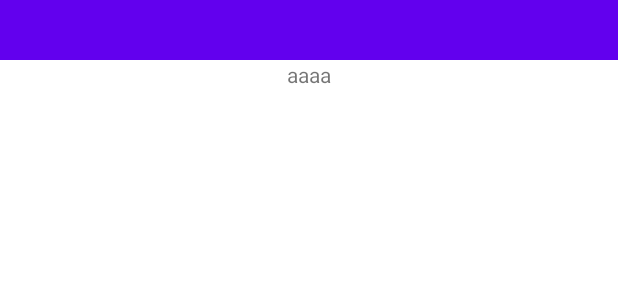
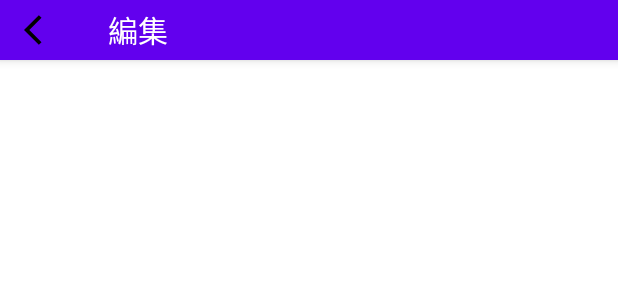
Before and after one commit to tatsuya720/AndroidTodoList, an Android app: the layout fragment_todo_edit.xml on its own in the app's theme, with its tools: preview values and no code run, on a phone screen of 412 x 824 dp. Shown: the top 300 px of the screen. Run offline under Robolectric (Android 15) with nearby library versions, the phone set to English and light mode, and no system bars.

Commit message:
編集画面レイアウト変更

```diff
--- a/edit/build.gradle
+++ b/edit/build.gradle
@@ -44,6 +44,7 @@ dependencies {
     implementation libs.appcompat
     implementation libs.material
     implementation libs.constraintlayout
+    implementation libs.coordinatorlayout
     implementation libs.fragment.ktx
     implementation 'androidx.legacy:legacy-support-v4:1.0.0'
     implementation 'androidx.lifecycle:lifecycle-livedata-ktx:2.3.1'
--- a/edit/src/main/res/layout/fragment_todo_edit.xml
+++ b/edit/src/main/res/layout/fragment_todo_edit.xml
@@ -1,19 +1,25 @@
 <?xml version="1.0" encoding="utf-8"?>
-<androidx.constraintlayout.widget.ConstraintLayout xmlns:android="http://schemas.android.com/apk/res/android"
+<androidx.coordinatorlayout.widget.CoordinatorLayout
+    xmlns:android="http://schemas.android.com/apk/res/android"
     xmlns:app="http://schemas.android.com/apk/res-auto"
     xmlns:tools="http://schemas.android.com/tools"
     android:layout_width="match_parent"
     android:layout_height="match_parent"
     tools:context=".view.EditFragment">
 
-    <com.google.android.material.appbar.MaterialToolbar
-        android:id="@+id/title_bar"
+    <com.google.android.material.appbar.AppBarLayout
         android:layout_width="match_parent"
-        android:layout_height="40dp"
-        android:background="?attr/colorPrimary"
-        app:layout_constraintEnd_toEndOf="parent"
-        app:layout_constraintStart_toStartOf="parent"
-        app:layout_constraintTop_toTopOf="parent" />
+        android:layout_height="wrap_content">
+
+        <com.google.android.material.appbar.MaterialToolbar
+            android:id="@+id/title_bar"
+            app:title="@string/edit"
+            android:layout_width="match_parent"
+            android:layout_height="40dp"
+            app:navigationIcon="@drawable/ic_baseline_arrow_back_ios_24"
+            style="@style/Widget.MaterialComponents.Toolbar.Primary"/>
+
+    </com.google.android.material.appbar.AppBarLayout>
 
     <TextView
         android:id="@+id/test_text"
@@ -26,4 +32,4 @@
         app:layout_constraintTop_toBottomOf="@id/title_bar" />
 
 
-</androidx.constraintlayout.widget.ConstraintLayout>
+</androidx.coordinatorlayout.widget.CoordinatorLayout>
--- a/settings.gradle
+++ b/settings.gradle
@@ -19,6 +19,7 @@ dependencyResolutionManagement {
             alias("appcompat").to("androidx.appcompat:appcompat:1.4.1")
             alias("material").to("com.google.android.material:material:1.6.0")
             alias("constraintlayout").to("androidx.constraintlayout:constraintlayout:2.1.4")
+            alias("coordinatorlayout").to("androidx.coordinatorlayout:coordinatorlayout:1.2.0")
             alias("junit").to("junit:junit:4.13.2")
             alias("junit-ext").to("androidx.test.ext:junit:1.1.3")
             alias("espresso").to("androidx.test.espresso:espresso-core:3.4.0")
```
